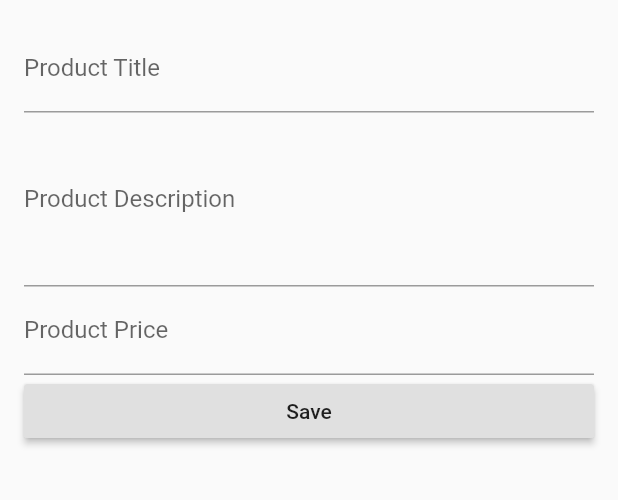
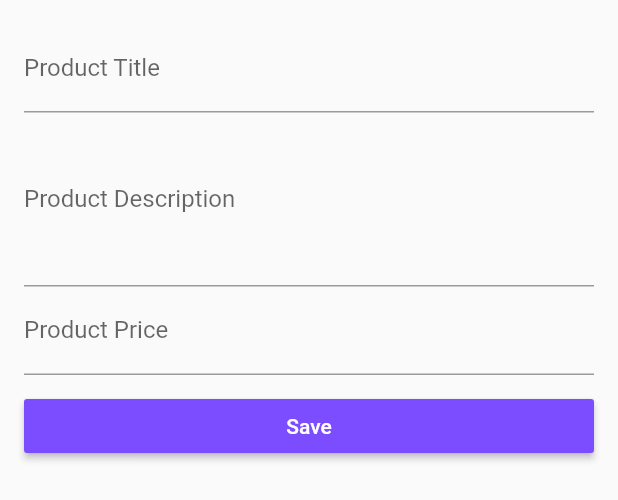
Before and after one commit to andres-gr/flutter-udemy-course, a Flutter app: the ProductCreatePage widget shown alone on an empty page, opened directly, after a tap on "Save", on a phone screen of 412 x 824 dp. Shown: the top 500 px of the screen. Run offline on Flutter 3.47's test engine with Material 2 defaults, Android fonts, the phone set to English and light mode, and no system bars.

Commit message:
section 7, lecture 93 complete

```diff
--- a/lib/src/pages/product_create.dart
+++ b/lib/src/pages/product_create.dart
@@ -53,7 +53,12 @@ class ProductCreatePageState extends State<ProductCreatePage> {
               });
             },
           ),
+          SizedBox(
+            height: 10.0,
+          ),
           RaisedButton(
+            color: Theme.of(context).accentColor,
+            textColor: Colors.white,
             child: const Text('Save'),
             onPressed: () {
               final Map<String, dynamic> product = {
@@ -65,6 +70,10 @@ class ProductCreatePageState extends State<ProductCreatePage> {
               widget.addProduct(
                 product: product,
               );
+              Navigator.pushReplacementNamed(
+                context,
+                '/',
+              );
             },
           ),
         ],
```
